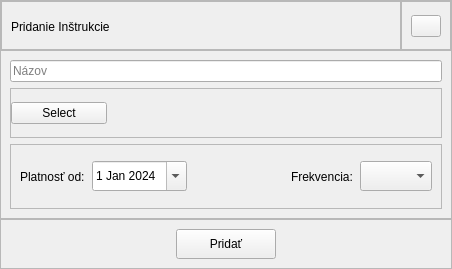
TIS2023-FMFI/pracovne-instrukcie, file src/app/ui/add_instruction.ui: the form before one commit.
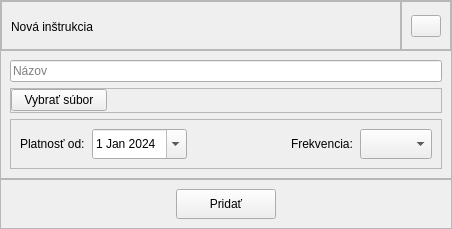
The form after the commit. Icons and pictures are not drawn.

Patch:
```diff
--- a/src/app/ui/add_instruction.ui
+++ b/src/app/ui/add_instruction.ui
@@ -7,7 +7,7 @@
     <x>0</x>
     <y>0</y>
     <width>452</width>
-    <height>269</height>
+    <height>229</height>
    </rect>
   </property>
   <property name="windowTitle">
@@ -107,7 +107,7 @@
             </size>
            </property>
            <property name="text">
-            <string>Pridanie Inštrukcie</string>
+            <string>Nová inštrukcia</string>
            </property>
           </widget>
          </item>
@@ -229,7 +229,7 @@
          <item>
           <widget class="QPushButton" name="select_button">
            <property name="text">
-            <string>Select</string>
+            <string>Vybrať súbor</string>
            </property>
           </widget>
          </item>
```
